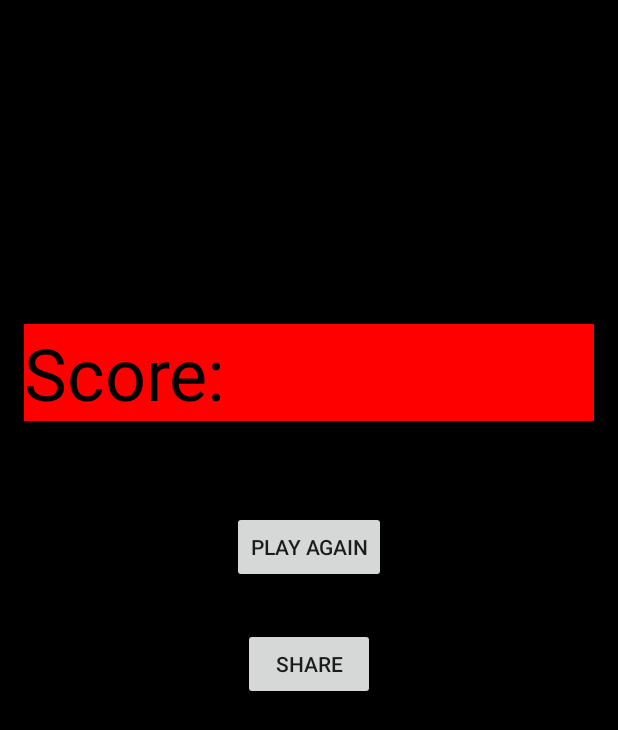
After one commit to spartanhaden/Pong, an Android app: the PostGameActivity screen opened directly, with no data from a screen before it, on a phone screen of 412 x 824 dp. The commit adds this screen. Shown: the top 730 px of the screen. Run offline under Robolectric (Android 15) with nearby library versions, the phone set to English and light mode, and no system bars.

Commit message:
Added an activity after the game, that displays the score, and gives one the option to share and play again.

```diff
--- /dev/null
+++ b/app/src/main/java/com/hadenw/pong/PostGameActivity.java
@@ -0,0 +1,14 @@
+package com.hadenw.pong;
+
+import android.app.Activity;
+import android.os.Bundle;
+
+
+public class PostGameActivity extends Activity {
+
+    @Override
+    protected void onCreate(Bundle savedInstanceState) {
+        super.onCreate(savedInstanceState);
+        setContentView(R.layout.activity_post_game);
+    }
+}
--- /dev/null
+++ b/app/src/main/res/layout/activity_post_game.xml
@@ -0,0 +1,37 @@
+<LinearLayout xmlns:android="http://schemas.android.com/apk/res/android"
+    xmlns:tools="http://schemas.android.com/tools" android:layout_width="fill_parent"
+    android:layout_height="fill_parent" android:paddingLeft="@dimen/activity_horizontal_margin"
+    android:paddingRight="@dimen/activity_horizontal_margin"
+    android:paddingTop="@dimen/activity_vertical_margin"
+    android:paddingBottom="@dimen/activity_vertical_margin"
+    tools:context="com.hadenw.pong.PostGameActivity"
+    android:orientation="vertical"
+    android:background="#000000"
+    android:weightSum="1"
+    android:layout_gravity="center">
+
+    <TextView
+        android:layout_width="match_parent"
+        android:layout_height="wrap_content"
+        android:textColor="#000000"
+        android:background="#ffff0000"
+        android:text="Score: "
+        android:textSize="48sp"
+        android:layout_marginTop="200dp" />
+    <Button
+        android:layout_width="wrap_content"
+        android:layout_height="wrap_content"
+        android:layout_gravity="center"
+        android:text="Play Again"
+        android:id="@+id/button_Play_Again"
+        android:layout_marginTop="60dp"
+        android:layout_marginBottom="30dp" />
+    <Button
+        android:layout_width="wrap_content"
+        android:layout_height="wrap_content"
+        android:text="Share"
+        android:id="@+id/button_Share"
+        android:layout_gravity="center" />
+
+
+</LinearLayout>
--- /dev/null
+++ b/app/src/main/res/menu/menu_post_game.xml
@@ -0,0 +1,6 @@
+<menu xmlns:android="http://schemas.android.com/apk/res/android"
+    xmlns:app="http://schemas.android.com/apk/res-auto"
+    xmlns:tools="http://schemas.android.com/tools" tools:context="com.hadenw.pong.PostGameActivity">
+    <item android:id="@+id/action_settings" android:title="@string/action_settings"
+        android:orderInCategory="100" app:showAsAction="never" />
+</menu>
--- a/app/src/main/res/values/strings.xml
+++ b/app/src/main/res/values/strings.xml
@@ -1,5 +1,6 @@
 <?xml version="1.0" encoding="utf-8"?>
 <resources>
+
     <string name="app_name">Pong</string>
     <string name="title_activity_single_player">SinglePlayer</string>
     <string name="player_score">Score: </string>
@@ -16,4 +17,6 @@
     <string name="easy">Easy</string>
     <string name="medium">Medium</string>
     <string name="hard">Hard</string>
+    <string name="title_activity_post_game">PostGameActivity</string>
+
 </resources>
```
Also changed, not shown: app/src/main/AndroidManifest.xml (+18 -10 lines). Lines whose indentation alone changed are shown as unchanged.
